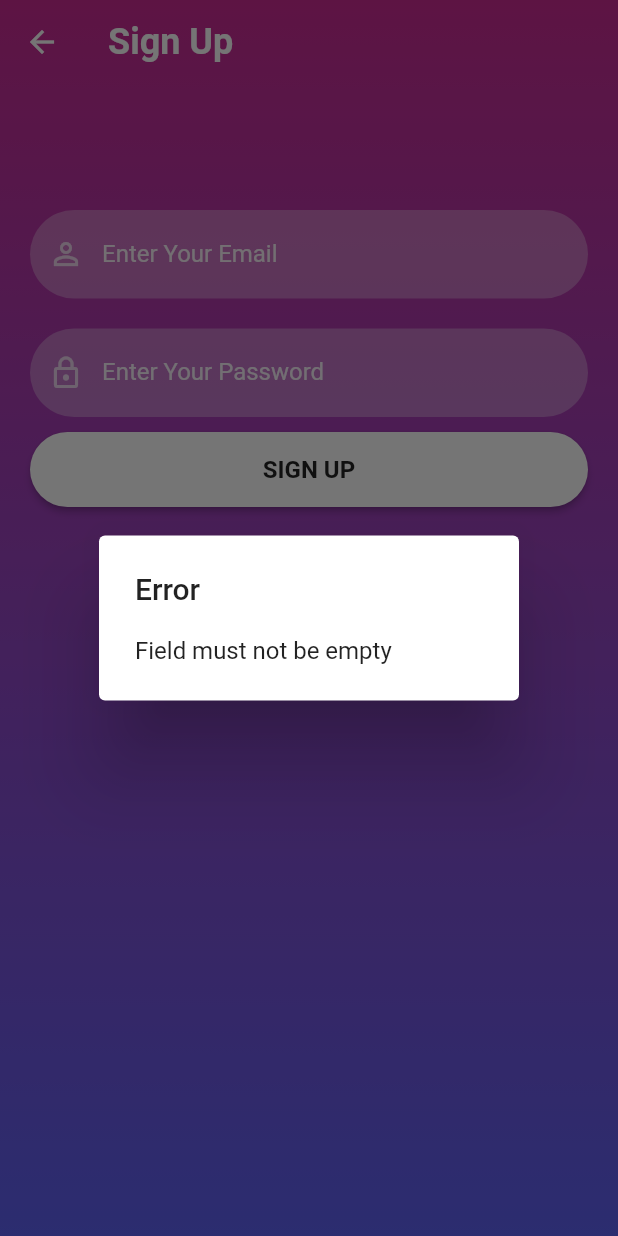
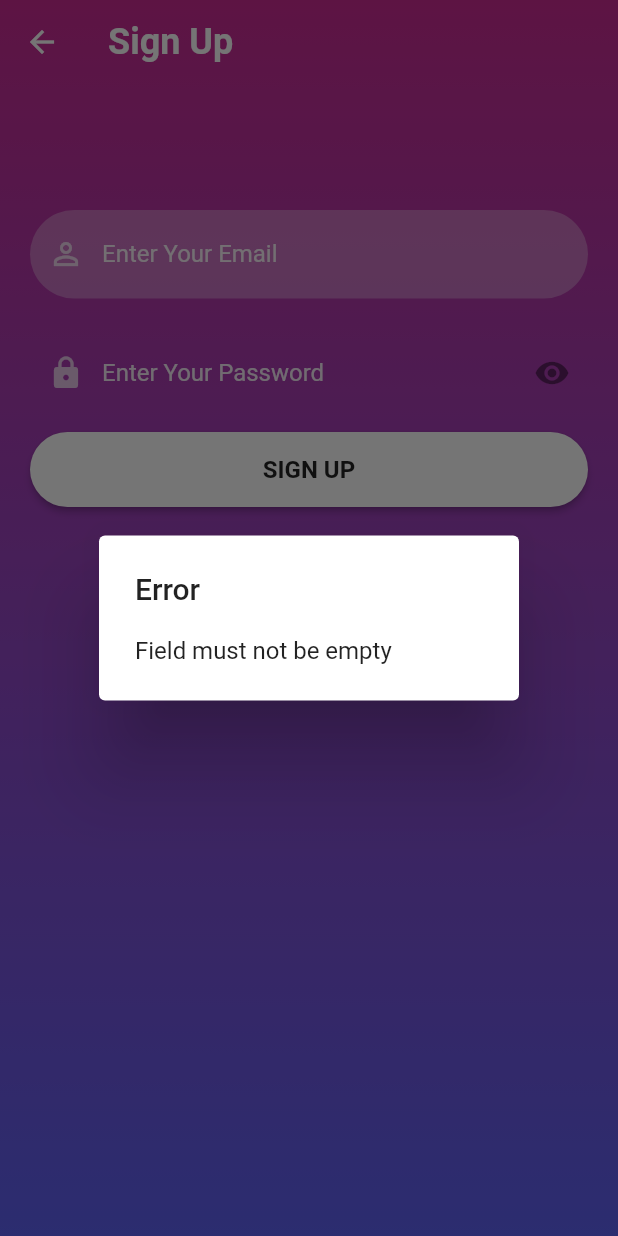
Before and after one commit to 2eeshanKhan/flutter_login, a Flutter app: the SignUpScreen screen opened directly, after a tap on "SIGN UP", on a phone screen of 412 x 824 dp. Run offline on Flutter 3.47's test engine with Material 2 defaults, Android fonts, the light colour scheme and no system bars; our stand-ins replace firebase_auth, firebase_core, flutter_pw_validator, fluttertoast, shared_preferences; accounts and stored records are empty.

Commit message:
Password Validation

```diff
--- a/lib/screens/signup_screen.dart
+++ b/lib/screens/signup_screen.dart
@@ -5,6 +5,7 @@ import 'package:flutter/material.dart';
 import 'package:flutter/src/widgets/framework.dart';
 import 'package:flutter/src/widgets/placeholder.dart';
 import 'package:flutter_catalog/screens/signin_screen.dart';
+import 'package:flutter_pw_validator/Utilities/Validator.dart';
 
 import '../reusable_widgets/reusable_widget.dart';
 import '../utils/color_utils.dart';
@@ -19,6 +20,21 @@ class SignUpScreen extends StatefulWidget {
 }
 
 class _SignUpScreenState extends State<SignUpScreen> {
+  bool _obscureText = true;
+  bool isValidPass = false;
+
+  final _formKey = GlobalKey<FormState>();
+  RegExp pass_valid = RegExp(r"(?=.*\d)(?=.*[a-z])(?=.*[A-Z])(?=.*\W)");
+
+  bool validatePassword(String pass) {
+    String _password = pass.trim();
+    if (pass_valid.hasMatch(_password)) {
+      return true;
+    } else {
+      return false;
+    }
+  }
+
   Service service = Service();
 
   TextEditingController _passwordTextController = TextEditingController();
@@ -35,7 +51,10 @@ class _SignUpScreenState extends State<SignUpScreen> {
         title: const Text("Sign Up",
             style: TextStyle(fontSize: 24, fontWeight: FontWeight.bold)),
       ),
-      body: Container(
+      body: Center(
+        child: Form(
+          key: _formKey,
+          child: Container(
               width: MediaQuery.of(context).size.width,
               height: MediaQuery.of(context).size.height,
               decoration: BoxDecoration(
@@ -63,25 +82,59 @@ class _SignUpScreenState extends State<SignUpScreen> {
                     const SizedBox(
                       height: 20,
                     ),
-                reusableTextField("Enter Your Password", Icons.lock_outline,
-                    false, _passwordTextController),
+
+                    /*
+                    reusableTextField( "Enter Your Password", Icons.lock_outline, false,
+                        _passwordTextController),
+                        */
+
+                    TextFormField(
+                      validator: (value) {
+                        if (value!.isEmpty) {
+                          return "Please enter password";
+                        } else {
+                          bool result = validatePassword(value);
+                          if (result) {
+                            return null;
+                          } else {
+                            return " Password should contain Capital, small letter & Number & Special";
+                          }
+                        }
+                      },
+                      obscureText: _obscureText,
+                      controller: _passwordTextController,
+                      decoration: InputDecoration(
+                        prefixIcon: Icon(
+                          Icons.lock,
+                          color: Colors.white70,
+                        ),
+                        suffixIcon: GestureDetector(
+                          onTap: () {
+                            setState(() {
+                              _obscureText = !_obscureText;
+                            });
+                          },
+                          child: Icon(_obscureText
+                              ? Icons.visibility
+                              : Icons.visibility_off),
+                        ),
+                        hintText: 'Enter Your Password',
+                        hintStyle:
+                            TextStyle(color: Colors.white.withOpacity(0.9)),
+                        border: OutlineInputBorder(
+                            borderRadius: BorderRadius.circular(30.0),
+                            borderSide: const BorderSide(
+                                width: 0, style: BorderStyle.none)),
+                      ),
+                    ),
                     signInSignUpButton(context, false, () {
                       if (_emailTextController.text.isNotEmpty &&
                           _passwordTextController.text.isNotEmpty) {
+                        isValidPass = _formKey.currentState!.validate();
+                        if (isValidPass) {
                           service.createUser(_emailTextController.text,
                               _passwordTextController.text, context);
-
-                    /*  FirebaseAuth.instance
-                        .createUserWithEmailAndPassword(
-                            email: _emailTextController.text,
-                            password: _passwordTextController.text)
-                        .then((value) => {
-                              Navigator.push(
-                                  context,
-                                  MaterialPageRoute(
-                                      builder: (context) => SignInScreen()))
-                            });
-                            */
+                        }
                       } else {
                         service.error(context, "Field must not be empty");
                       }
@@ -89,6 +142,8 @@ class _SignUpScreenState extends State<SignUpScreen> {
                   ],
                 ),
               ))),
+        ),
+      ),
     );
   }
 }
```
Lines whose indentation alone changed are shown as unchanged.
